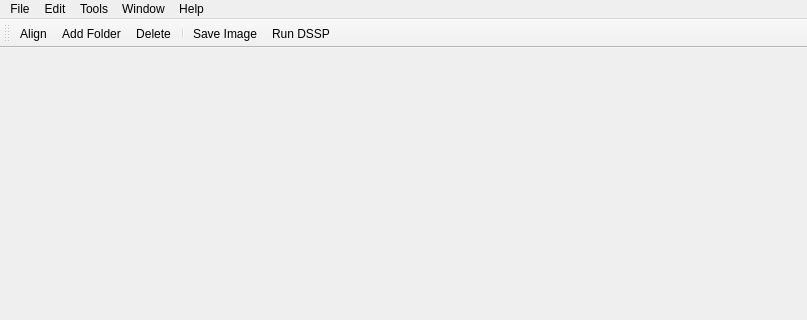
First picture: the form in linnaeo/ui/linnaeo.ui, repository beowulfey/pylinnaeo, before the edit; both pictures show x 0 to 807 and y 0 to 320 of the 807 by 636 pixel window.
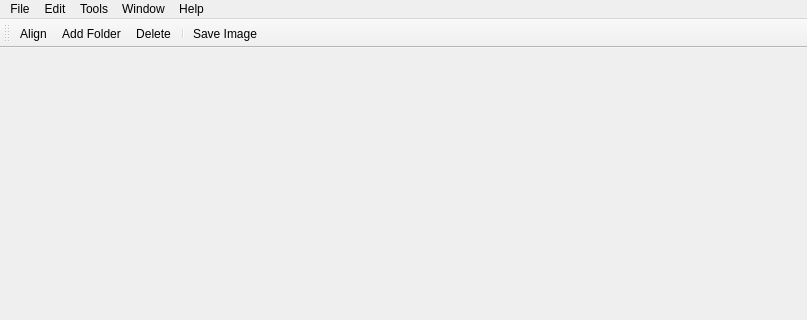
Second picture: the form after the edit.

The edit to the form file:
```diff
--- a/linnaeo/ui/linnaeo.ui
+++ b/linnaeo/ui/linnaeo.ui
@@ -185,7 +185,6 @@
    <addaction name="actionDelete"/>
    <addaction name="separator"/>
    <addaction name="actionSave_Image"/>
-   <addaction name="actionDSSP"/>
   </widget>
   <action name="actionAlign">
    <property name="text">
```
